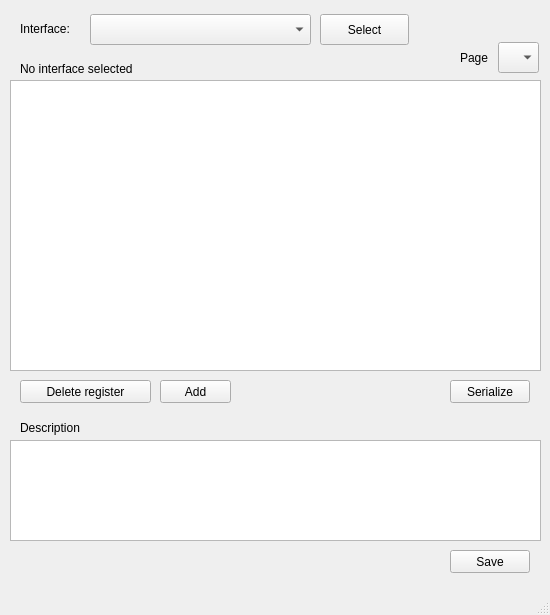
Old version of the form src/mainwindow.ui in the repository simonows/phyer.
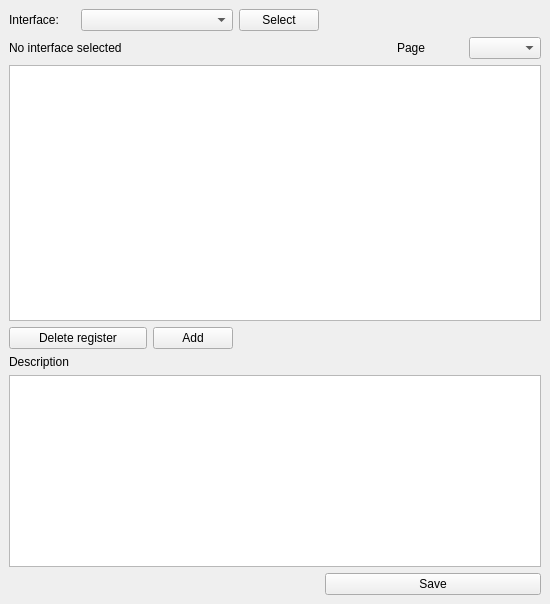
New version of the form.

```diff
--- a/src/mainwindow.ui
+++ b/src/mainwindow.ui
@@ -7,11 +7,11 @@
     <x>0</x>
     <y>0</y>
     <width>550</width>
-    <height>615</height>
+    <height>604</height>
    </rect>
   </property>
   <property name="sizePolicy">
-   <sizepolicy hsizetype="Fixed" vsizetype="Fixed">
+   <sizepolicy hsizetype="Preferred" vsizetype="Preferred">
     <horstretch>0</horstretch>
     <verstretch>0</verstretch>
    </sizepolicy>
@@ -19,188 +19,141 @@
   <property name="minimumSize">
    <size>
     <width>550</width>
-    <height>615</height>
+    <height>604</height>
    </size>
   </property>
   <property name="maximumSize">
    <size>
-    <width>550</width>
-    <height>615</height>
+    <width>10000</width>
+    <height>10000</height>
    </size>
   </property>
   <property name="windowTitle">
    <string>PHY Register Set Editor</string>
   </property>
+  <property name="layoutDirection">
+   <enum>Qt::LeftToRight</enum>
+  </property>
   <widget class="QWidget" name="centralwidget">
-   <widget class="QTableView" name="tableView">
-    <property name="geometry">
-     <rect>
-      <x>10</x>
-      <y>80</y>
-      <width>531</width>
-      <height>291</height>
-     </rect>
-    </property>
-   </widget>
-   <widget class="QPushButton" name="deleteButton">
-    <property name="geometry">
-     <rect>
-      <x>20</x>
-      <y>380</y>
-      <width>131</width>
-      <height>23</height>
-     </rect>
-    </property>
-    <property name="text">
-     <string>Delete register</string>
-    </property>
-   </widget>
-   <widget class="QPushButton" name="pushButton">
-    <property name="geometry">
-     <rect>
-      <x>160</x>
-      <y>380</y>
-      <width>71</width>
-      <height>23</height>
-     </rect>
-    </property>
-    <property name="text">
-     <string>Add</string>
-    </property>
-   </widget>
-   <widget class="QComboBox" name="interfaceComboBox">
-    <property name="geometry">
-     <rect>
-      <x>90</x>
-      <y>14</y>
-      <width>221</width>
-      <height>31</height>
-     </rect>
-    </property>
-   </widget>
-   <widget class="QLabel" name="label_3">
-    <property name="geometry">
-     <rect>
-      <x>20</x>
-      <y>20</y>
-      <width>71</width>
-      <height>17</height>
-     </rect>
-    </property>
-    <property name="text">
-     <string>Interface:</string>
-    </property>
-   </widget>
-   <widget class="QPushButton" name="selectButton">
-    <property name="geometry">
-     <rect>
-      <x>320</x>
-      <y>14</y>
-      <width>89</width>
-      <height>31</height>
-     </rect>
-    </property>
-    <property name="text">
-     <string>Select</string>
-    </property>
-   </widget>
-   <widget class="QLabel" name="infoLabel">
-    <property name="geometry">
-     <rect>
-      <x>20</x>
-      <y>60</y>
-      <width>501</width>
-      <height>17</height>
-     </rect>
-    </property>
-    <property name="text">
-     <string>No interface selected</string>
-    </property>
-   </widget>
-   <widget class="QTextEdit" name="descEdit">
-    <property name="geometry">
-     <rect>
-      <x>10</x>
-      <y>440</y>
-      <width>531</width>
-      <height>101</height>
-     </rect>
-    </property>
-   </widget>
-   <widget class="QLabel" name="label">
-    <property name="geometry">
-     <rect>
-      <x>20</x>
-      <y>420</y>
-      <width>71</width>
-      <height>16</height>
-     </rect>
-    </property>
-    <property name="text">
-     <string>Description</string>
-    </property>
-   </widget>
-   <widget class="QPushButton" name="saveButton">
-    <property name="geometry">
-     <rect>
-      <x>450</x>
-      <y>550</y>
-      <width>80</width>
-      <height>23</height>
-     </rect>
-    </property>
-    <property name="text">
-     <string>Save</string>
-    </property>
-   </widget>
-   <widget class="QPushButton" name="serializeButton">
-    <property name="geometry">
-     <rect>
-      <x>450</x>
-      <y>380</y>
-      <width>80</width>
-      <height>23</height>
-     </rect>
-    </property>
-    <property name="text">
-     <string>Serialize</string>
-    </property>
-   </widget>
-   <widget class="QComboBox" name="pageComboBox">
-    <property name="geometry">
-     <rect>
-      <x>498</x>
-      <y>42</y>
-      <width>41</width>
-      <height>31</height>
-     </rect>
-    </property>
-   </widget>
-   <widget class="QLabel" name="label_2">
-    <property name="geometry">
-     <rect>
-      <x>460</x>
-      <y>50</y>
-      <width>31</width>
-      <height>16</height>
-     </rect>
-    </property>
-    <property name="text">
-     <string>Page</string>
-    </property>
-   </widget>
-  </widget>
-  <widget class="QMenuBar" name="menubar">
-   <property name="geometry">
-    <rect>
-     <x>0</x>
-     <y>0</y>
-     <width>550</width>
-     <height>19</height>
-    </rect>
+   <property name="sizePolicy">
+    <sizepolicy hsizetype="Maximum" vsizetype="Maximum">
+     <horstretch>0</horstretch>
+     <verstretch>0</verstretch>
+    </sizepolicy>
    </property>
+   <layout class="QVBoxLayout" name="verticalLayout">
+    <item>
+     <layout class="QGridLayout" name="gridLayout">
+      <item row="3" column="0" colspan="5">
+       <widget class="QLabel" name="infoLabel">
+        <property name="sizePolicy">
+         <sizepolicy hsizetype="Preferred" vsizetype="Fixed">
+          <horstretch>0</horstretch>
+          <verstretch>0</verstretch>
+         </sizepolicy>
+        </property>
+        <property name="text">
+         <string>No interface selected</string>
+        </property>
+       </widget>
+      </item>
+      <item row="3" column="5">
+       <widget class="QLabel" name="label_2">
+        <property name="sizePolicy">
+         <sizepolicy hsizetype="Preferred" vsizetype="Fixed">
+          <horstretch>0</horstretch>
+          <verstretch>0</verstretch>
+         </sizepolicy>
+        </property>
+        <property name="text">
+         <string>Page</string>
+        </property>
+       </widget>
+      </item>
+      <item row="0" column="3">
+       <widget class="QPushButton" name="selectButton">
+        <property name="text">
+         <string>Select</string>
+        </property>
+       </widget>
+      </item>
+      <item row="5" column="0" colspan="2">
+       <widget class="QPushButton" name="deleteButton">
+        <property name="text">
+         <string>Delete register</string>
+        </property>
+       </widget>
+      </item>
+      <item row="0" column="0">
+       <widget class="QLabel" name="label_3">
+        <property name="sizePolicy">
+         <sizepolicy hsizetype="Preferred" vsizetype="Fixed">
+          <horstretch>0</horstretch>
+          <verstretch>0</verstretch>
+         </sizepolicy>
+        </property>
+        <property name="text">
+         <string>Interface:</string>
+        </property>
+       </widget>
+      </item>
+      <item row="3" column="6">
+       <widget class="QComboBox" name="pageComboBox"/>
+      </item>
+      <item row="9" column="4" colspan="3">
+       <widget class="QPushButton" name="saveButton">
+        <property name="text">
+         <string>Save</string>
+        </property>
+       </widget>
+      </item>
+      <item row="5" column="2">
+       <widget class="QPushButton" name="pushButton">
+        <property name="text">
+         <string>Add</string>
+        </property>
+       </widget>
+      </item>
+      <item row="0" column="1" colspan="2">
+       <widget class="QComboBox" name="interfaceComboBox"/>
+      </item>
+      <item row="4" column="0" colspan="7">
+       <widget class="QTableView" name="tableView">
+        <property name="sizePolicy">
+         <sizepolicy hsizetype="Preferred" vsizetype="Preferred">
+          <horstretch>0</horstretch>
+          <verstretch>0</verstretch>
+         </sizepolicy>
+        </property>
+       </widget>
+      </item>
+      <item row="6" column="0">
+       <widget class="QLabel" name="label">
+        <property name="sizePolicy">
+         <sizepolicy hsizetype="Preferred" vsizetype="Fixed">
+          <horstretch>0</horstretch>
+          <verstretch>0</verstretch>
+         </sizepolicy>
+        </property>
+        <property name="text">
+         <string>Description</string>
+        </property>
+       </widget>
+      </item>
+      <item row="7" column="0" colspan="7">
+       <widget class="QTextEdit" name="descEdit">
+        <property name="sizePolicy">
+         <sizepolicy hsizetype="Preferred" vsizetype="Fixed">
+          <horstretch>0</horstretch>
+          <verstretch>0</verstretch>
+         </sizepolicy>
+        </property>
+       </widget>
+      </item>
+     </layout>
+    </item>
+   </layout>
   </widget>
-  <widget class="QStatusBar" name="statusbar"/>
  </widget>
  <resources/>
  <connections/>
```
